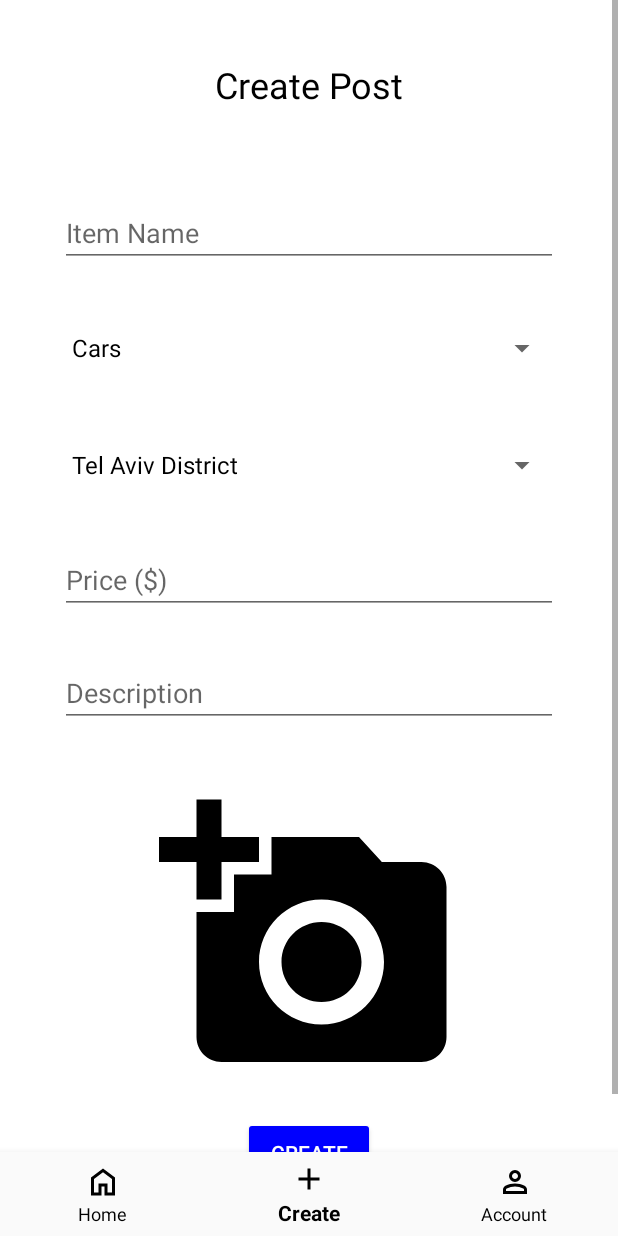
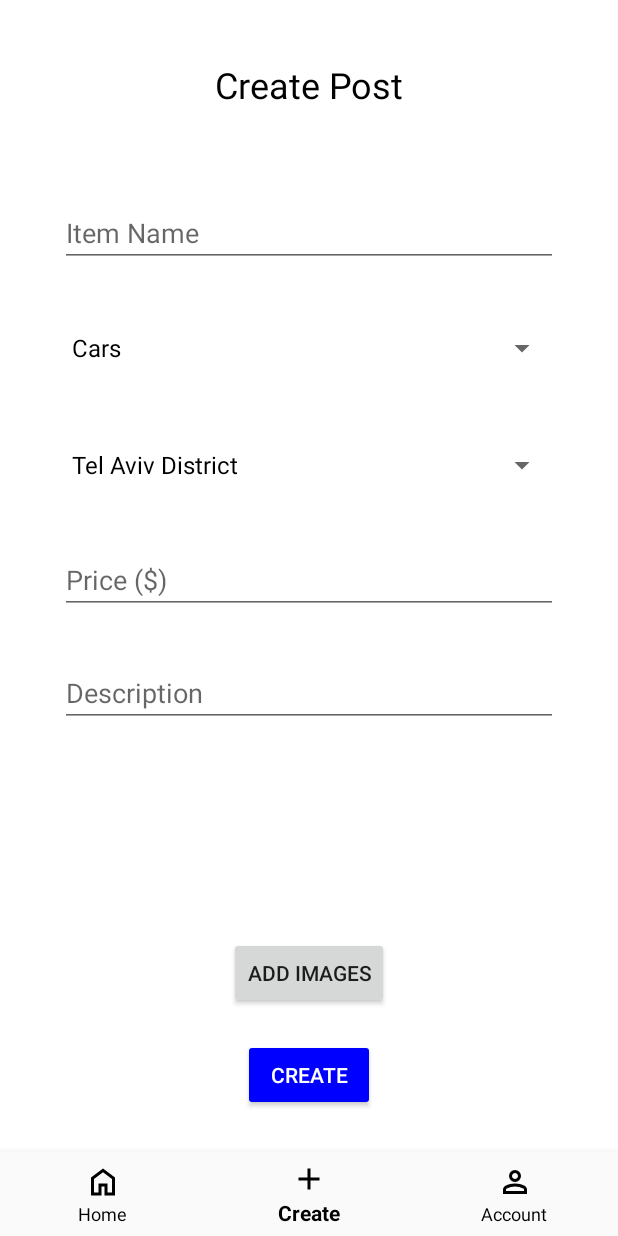
Before and after one commit to yonibc/yad2cellular, an Android app built with Jetpack Compose: the CreatePostFragment screen opened through its navigation route, on a phone screen of 412 x 824 dp. Run offline under Robolectric (Android 15) with nearby library versions, the phone set to English and light mode, and no system bars; our stand-ins replace Firebase (no records; nobody signed in at launch, a user with empty details on screens opened directly), Picasso, Room's generated code, navigation-ui; pictures from the network do not load.

```diff
--- a/app/src/main/res/layout/fragment_create_post.xml
+++ b/app/src/main/res/layout/fragment_create_post.xml
@@ -86,17 +86,48 @@
             app:layout_constraintStart_toStartOf="parent"
             app:layout_constraintTop_toBottomOf="@id/item_price_edit_text_create_post_activity" />
 
-        <ImageButton
-            android:id="@+id/add_image_image_button_create_post_activity"
-            android:layout_width="200dp"
-            android:layout_height="200dp"
-            android:layout_marginTop="40dp"
-            android:scaleType="centerCrop"
-            android:background="@android:color/transparent"
-            android:src="@drawable/add_photo"
+        <LinearLayout
+            android:id="@+id/image_preview_container"
+            android:layout_width="0dp"
+            android:layout_height="wrap_content"
+            android:orientation="horizontal"
+            android:gravity="center"
+            android:layout_marginTop="30dp"
+            app:layout_constraintTop_toBottomOf="@id/item_description_edit_text_create_post_activity"
+            app:layout_constraintStart_toStartOf="parent"
+            app:layout_constraintEnd_toEndOf="parent">
+
+            <ImageView
+                android:id="@+id/image1"
+                android:layout_width="90dp"
+                android:layout_height="90dp"
+                android:layout_margin="4dp"
+                android:scaleType="centerCrop" />
+
+            <ImageView
+                android:id="@+id/image2"
+                android:layout_width="90dp"
+                android:layout_height="90dp"
+                android:layout_margin="4dp"
+                android:scaleType="centerCrop" />
+
+            <ImageView
+                android:id="@+id/image3"
+                android:layout_width="90dp"
+                android:layout_height="90dp"
+                android:layout_margin="4dp"
+                android:scaleType="centerCrop" />
+        </LinearLayout>
+
+        <Button
+            android:id="@+id/add_image_button"
+            android:layout_width="wrap_content"
+            android:layout_height="wrap_content"
+            android:text="Add Images"
+            app:layout_constraintTop_toBottomOf="@id/image_preview_container"
+            app:layout_constraintStart_toStartOf="parent"
             app:layout_constraintEnd_toEndOf="parent"
-            app:layout_constraintStart_toStartOf="parent"
-            app:layout_constraintTop_toBottomOf="@id/item_description_edit_text_create_post_activity" />
+            android:layout_marginTop="12dp" />
 
         <Button
             android:id="@+id/create_post_button_create_post_activity"
@@ -107,7 +138,7 @@
             android:backgroundTint="#0000FF"
             android:text="Create"
             android:textColor="#FFFFFF"
-            app:layout_constraintTop_toBottomOf="@id/add_image_image_button_create_post_activity"
+            app:layout_constraintTop_toBottomOf="@id/add_image_button"
             app:layout_constraintStart_toStartOf="parent"
             app:layout_constraintEnd_toEndOf="parent" />
 
```
Also changed, not shown: app/src/main/java/com/example/yad2cellular/CreatePostFragment.kt (+61 -83 lines).
